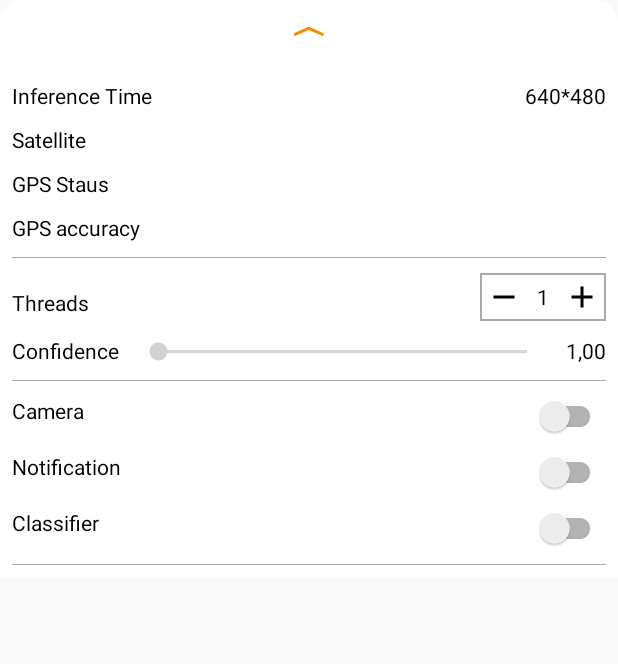
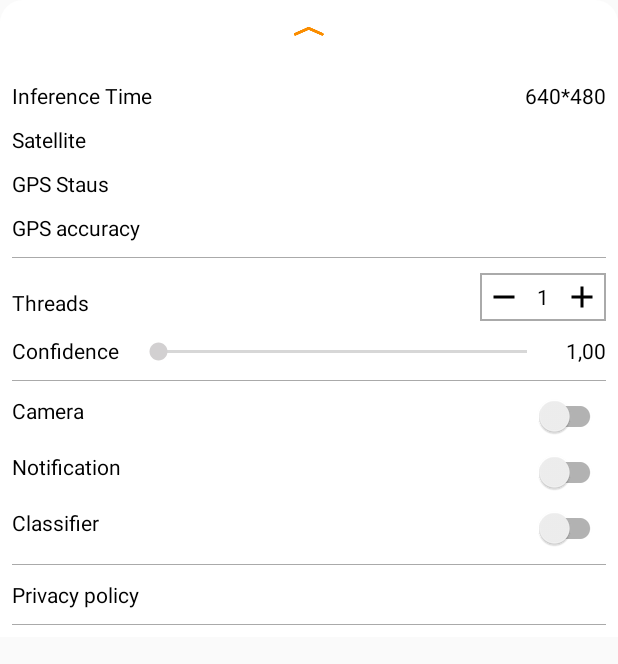
Before and after one commit to VladYatsenko/car-assistant-android, an Android app: the layout layout_bottom_sheet.xml on its own in the app's theme, with its tools: preview values and no code run, on a phone screen of 412 x 824 dp. Shown: the top 664 px of the screen. Run offline under Robolectric (Android 15) with nearby library versions, the phone set to English and light mode, and no system bars; network calls fail.

Commit message:
release 1.0

```diff
--- a/app/build.gradle
+++ b/app/build.gradle
@@ -46,8 +46,8 @@ dependencies {
     // DI
     implementation 'com.google.dagger:dagger:2.21'
     implementation 'com.google.dagger:dagger-android:2.15'
-    implementation 'com.google.firebase:firebase-core:16.0.4'
     annotationProcessor 'com.google.dagger:dagger-compiler:2.17'
+    implementation 'com.google.firebase:firebase-core:17.2.1'
 
     // image loader
     implementation 'com.github.bumptech.glide:glide:4.9.0'
--- a/app/src/main/AndroidManifest.xml
+++ b/app/src/main/AndroidManifest.xml
@@ -5,7 +5,7 @@
     <uses-sdk />
 
     <uses-permission android:name="android.permission.CAMERA" />
-    <uses-permission android:name="android.permission.WRITE_EXTERNAL_STORAGE" />
+    <!--<uses-permission android:name="android.permission.WRITE_EXTERNAL_STORAGE" />-->
     <uses-permission android:name="android.permission.ACCESS_FINE_LOCATION" />
     <uses-permission android:name="android.permission.FOREGROUND_SERVICE" />
 
--- a/app/src/main/res/layout/layout_bottom_sheet.xml
+++ b/app/src/main/res/layout/layout_bottom_sheet.xml
@@ -344,6 +344,29 @@
         android:layout_marginTop="10dp"
         android:background="@android:color/darker_gray" />
 
+
+    <LinearLayout
+        android:id="@+id/privacyPolicy"
+        android:layout_width="match_parent"
+        android:layout_height="wrap_content"
+        android:orientation="horizontal"
+        android:visibility="visible">
+
+        <TextView
+            android:layout_width="wrap_content"
+            android:layout_height="wrap_content"
+            android:layout_marginTop="10dp"
+            android:text="Privacy policy"
+            android:textColor="@android:color/black" />
+
+    </LinearLayout>
+
+    <View
+        android:layout_width="match_parent"
+        android:layout_height="1px"
+        android:layout_marginTop="10dp"
+        android:background="@android:color/darker_gray" />
+
     <!-- TODO(b/112541284): Unhide when new NNAPI delegate is used. -->
     <LinearLayout
         android:layout_width="match_parent"
```
Also changed, not shown: app/src/main/java/com/carassistant/ui/activities/CameraActivity.java (+19 -14 lines), app/src/main/java/com/carassistant/ui/activities/DetectorActivity.java (+8 -0 lines), 1 other file.
